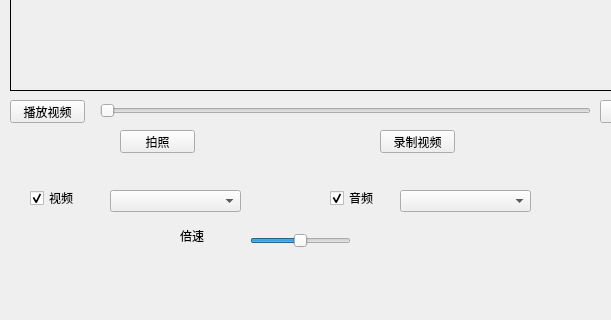
The window that Application/dealVideo.ui (TheRising-cxf/Test) describes before a commit, drawn with Qt 5; both pictures show x 220 to 831 and y 480 to 800 of the 1200 by 800 pixel window.
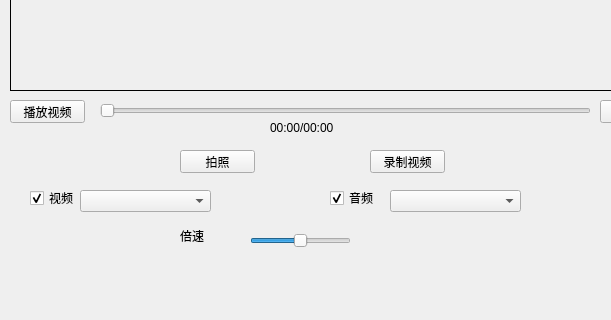
The same window after the commit.

The edit to the form file:
```diff
--- a/Application/dealVideo.ui
+++ b/Application/dealVideo.ui
@@ -48,7 +48,7 @@
    <widget class="QComboBox" name="comboBox">
     <property name="geometry">
      <rect>
-      <x>620</x>
+      <x>300</x>
       <y>670</y>
       <width>131</width>
       <height>22</height>
@@ -58,7 +58,7 @@
    <widget class="QComboBox" name="audioList">
     <property name="geometry">
      <rect>
-      <x>330</x>
+      <x>610</x>
       <y>670</y>
       <width>131</width>
       <height>22</height>
@@ -81,8 +81,8 @@
    <widget class="QPushButton" name="recordVideo">
     <property name="geometry">
      <rect>
-      <x>600</x>
-      <y>610</y>
+      <x>590</x>
+      <y>630</y>
       <width>75</width>
       <height>23</height>
      </rect>
@@ -94,8 +94,8 @@
    <widget class="QPushButton" name="photo">
     <property name="geometry">
      <rect>
-      <x>340</x>
-      <y>610</y>
+      <x>400</x>
+      <y>630</y>
       <width>75</width>
       <height>23</height>
      </rect>
@@ -200,6 +200,19 @@
      <string>选择文件</string>
     </property>
    </widget>
+   <widget class="QLabel" name="timeLabel">
+    <property name="geometry">
+     <rect>
+      <x>490</x>
+      <y>600</y>
+      <width>81</width>
+      <height>16</height>
+     </rect>
+    </property>
+    <property name="text">
+     <string>00:00/00:00</string>
+    </property>
+   </widget>
   </widget>
   <widget class="QMenuBar" name="menubar">
    <property name="geometry">
```
